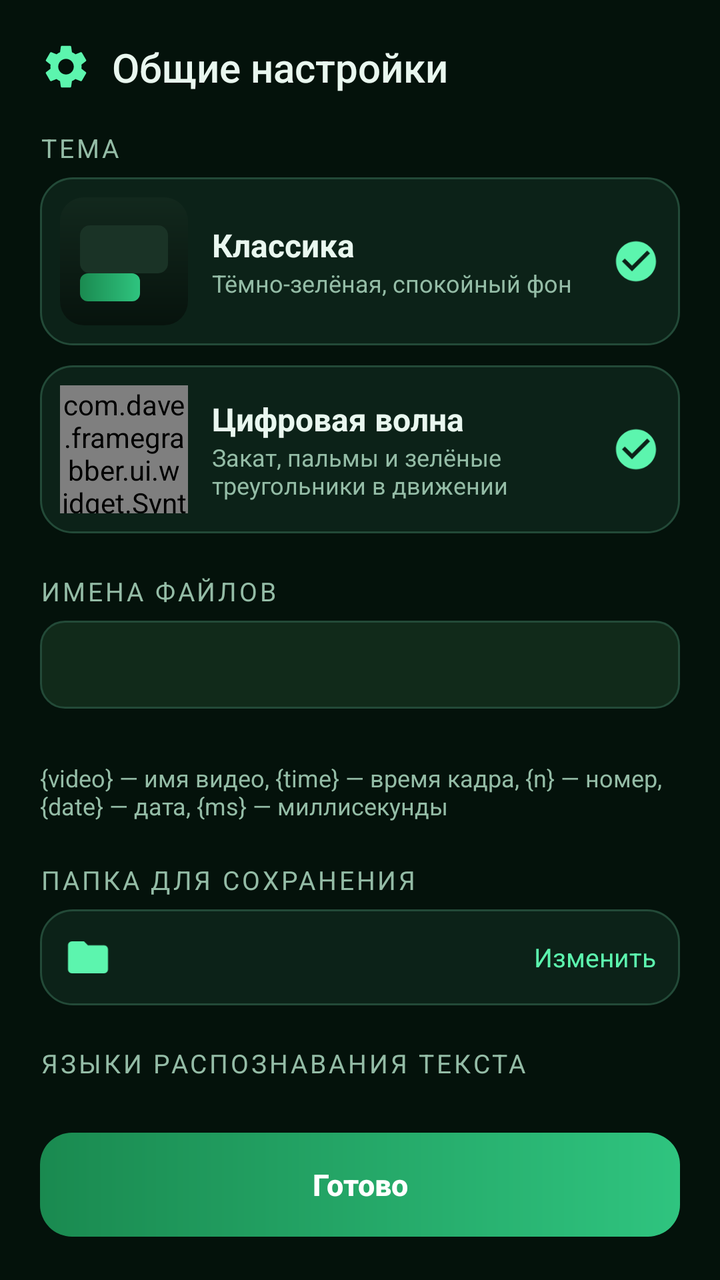
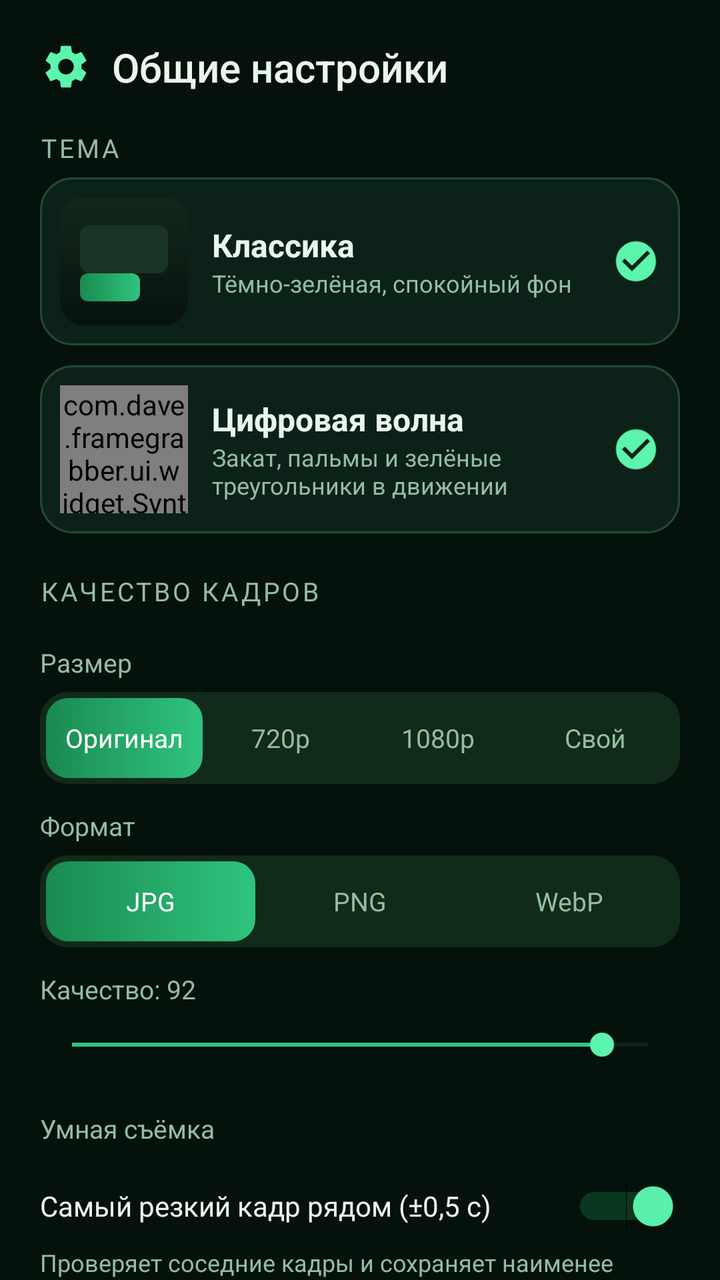

Two renders of the same Android screen: before a commit and after it. Below are the layout's source before the change and the commit's diff.
<!-- AndroidManifest.xml: application theme AppTheme -->
<!-- res/layout/dialog_settings.xml -->
<?xml version="1.0" encoding="utf-8"?>
<ScrollView xmlns:android="http://schemas.android.com/apk/res/android"
    android:layout_width="match_parent"
    android:layout_height="wrap_content"
    android:scrollbars="none">
<LinearLayout
    android:layout_width="match_parent"
    android:layout_height="wrap_content"
    android:orientation="vertical"
    android:padding="20dp">

    <LinearLayout
        android:layout_width="match_parent"
        android:layout_height="wrap_content"
        android:gravity="center_vertical"
        android:orientation="horizontal">
        <ImageView
            android:id="@+id/setIcon"
            android:layout_width="26dp"
            android:layout_height="26dp"
            android:src="@drawable/ic_settings"
            android:tint="@color/accent" />
        <TextView
            android:layout_width="wrap_content"
            android:layout_height="wrap_content"
            android:paddingStart="10dp"
            android:fontFamily="sans-serif-medium"
            android:text="Общие настройки"
            android:textColor="@color/text"
            android:textSize="20sp" />
    </LinearLayout>

    <TextView
        style="@style/Label"
        android:paddingTop="18dp"
        android:text="ТЕМА"
        android:letterSpacing="0.1" />

    
    <LinearLayout
        android:id="@+id/optClassic"
        android:layout_width="match_parent"
        android:layout_height="wrap_content"
        android:background="@drawable/bg_option"
        android:gravity="center_vertical"
        android:orientation="horizontal"
        android:padding="10dp"
        android:stateListAnimator="@animator/press_scale">
        <View
            android:layout_width="64dp"
            android:layout_height="64dp"
            android:background="@drawable/swatch_classic" />
        <LinearLayout
            android:layout_width="0dp"
            android:layout_height="wrap_content"
            android:layout_weight="1"
            android:orientation="vertical"
            android:paddingStart="12dp">
            <TextView
                android:layout_width="wrap_content"
                android:layout_height="wrap_content"
                android:text="Классика"
                android:textColor="@color/text"
                android:textSize="16sp"
                android:textStyle="bold" />
            <TextView
                android:layout_width="wrap_content"
                android:layout_height="wrap_content"
                android:text="Тёмно-зелёная, спокойный фон"
                android:textColor="@color/textDim"
                android:textSize="12sp" />
        </LinearLayout>
        <ImageView
            android:id="@+id/chkClassic"
            android:layout_width="24dp"
            android:layout_height="24dp"
            android:src="@drawable/ic_check"
            android:tint="@color/accent" />
    </LinearLayout>

    
    <LinearLayout
        android:id="@+id/optWave"
        android:layout_width="match_parent"
        android:layout_height="wrap_content"
        android:layout_marginTop="10dp"
        android:background="@drawable/bg_option"
        android:gravity="center_vertical"
        android:orientation="horizontal"
        android:padding="10dp"
        android:stateListAnimator="@animator/press_scale">
        <FrameLayout
            android:id="@+id/waveSwatch"
            android:layout_width="64dp"
            android:layout_height="64dp"
            android:background="@drawable/bg_thumb">
            <com.dave.framegrabber.ui.widget.SynthwaveView
                android:id="@+id/wavePreview"
                android:layout_width="match_parent"
                android:layout_height="match_parent" />
        </FrameLayout>
        <LinearLayout
            android:layout_width="0dp"
            android:layout_height="wrap_content"
            android:layout_weight="1"
            android:orientation="vertical"
            android:paddingStart="12dp">
            <TextView
                android:layout_width="wrap_content"
                android:layout_height="wrap_content"
                android:text="Цифровая волна"
                android:textColor="@color/text"
                android:textSize="16sp"
                android:textStyle="bold" />
            <TextView
                android:layout_width="wrap_content"
                android:layout_height="wrap_content"
                android:text="Закат, пальмы и зелёные треугольники в движении"
                android:textColor="@color/textDim"
                android:textSize="12sp" />
        </LinearLayout>
        <ImageView
            android:id="@+id/chkWave"
            android:layout_width="24dp"
            android:layout_height="24dp"
            android:src="@drawable/ic_check"
            android:tint="@color/accent" />
    </LinearLayout>

    
    <TextView
        style="@style/Label"
        android:paddingTop="20dp"
        android:letterSpacing="0.1"
        android:text="ИМЕНА ФАЙЛОВ" />
    <EditText
        android:id="@+id/editPattern"
        style="@style/Input"
        android:layout_width="match_parent"
        android:fontFamily="monospace"
        android:gravity="center_vertical"
        android:inputType="text"
        android:paddingStart="12dp"
        android:textSize="14sp" />
    <TextView
        android:id="@+id/txtPatternPreview"
        style="@style/SubHint"
        android:fontFamily="monospace"
        android:paddingTop="6dp" />
    <TextView
        style="@style/SubHint"
        android:paddingTop="4dp"
        android:text="{video} — имя видео, {time} — время кадра, {n} — номер, {date} — дата, {ms} — миллисекунды" />

    
    <TextView
        style="@style/Label"
        android:paddingTop="20dp"
        android:letterSpacing="0.1"
        android:text="ПАПКА ДЛЯ СОХРАНЕНИЯ" />
    <LinearLayout
        android:id="@+id/rowFolder"
        android:layout_width="match_parent"
        android:layout_height="wrap_content"
        android:background="@drawable/bg_option"
        android:gravity="center_vertical"
        android:orientation="horizontal"
        android:padding="12dp">
        <ImageView
            android:layout_width="24dp"
            android:layout_height="24dp"
            android:src="@drawable/ic_folder"
            android:tint="@color/accent" />
        <TextView
            android:id="@+id/txtFolder"
            android:layout_width="0dp"
            android:layout_height="wrap_content"
            android:layout_weight="1"
            android:paddingStart="10dp"
            android:textColor="@color/text"
            android:textSize="14sp" />
        <TextView
            android:layout_width="wrap_content"
            android:layout_height="wrap_content"
            android:text="Изменить"
            android:textColor="@color/accent"
            android:textSize="13sp" />
    </LinearLayout>

    
    <TextView
        style="@style/Label"
        android:paddingTop="20dp"
        android:letterSpacing="0.1"
        android:text="ЯЗЫКИ РАСПОЗНАВАНИЯ ТЕКСТА" />
    <LinearLayout
        android:id="@+id/ocrLangs"
        android:layout_width="match_parent"
        android:layout_height="wrap_content"
        android:orientation="vertical" />

    <Button
        android:id="@+id/btnDone"
        style="@style/BtnPrimary"
        android:layout_marginTop="20dp"
        android:text="Готово" />
</LinearLayout>
</ScrollView>
<!-- resources referenced by this layout -->
<resources>
  <color name="accent">#FF5CF5AE</color>
  <color name="text">#FFE9F7EF</color>
  <color name="textDim">#FF94BCA6</color>
  <!-- drawable bg_thumb (drawable) -->
  <?xml version="1.0" encoding="utf-8"?>
  <shape xmlns:android="http://schemas.android.com/apk/res/android" android:shape="rectangle">
      <solid android:color="#FF020805" />
      <corners android:radius="12dp" />
  </shape>
  <style name="SubHint">
          <item name="android:layout_width">match_parent</item>
          <item name="android:layout_height">wrap_content</item>
          <item name="android:textColor">@color/textDim</item>
          <item name="android:textSize">12sp</item>
      </style>
  <color name="stroke">#FF234A38</color>
  <color name="bg">#FF04120B</color>
  <color name="primary">#FF1A8A50</color>
  <color name="primaryBright">#FF2FC47F</color>
  <color name="surface2">#CC14301F</color>
  <color name="surface">#E00C2218</color>
  <!-- unchanged entries left out for length: 13 -->
</resources>

<!-- the commit's change to res/layout/dialog_settings.xml (unified diff, before → after) -->
@@ -132,6 +132,91 @@
         style="@style/Label"
         android:paddingTop="20dp"
         android:letterSpacing="0.1"
+        android:text="КАЧЕСТВО КАДРОВ" />
+    <TextView
+        style="@style/Label"
+        android:text="Размер" />
+
+    <RadioGroup
+        android:id="@+id/radioSize"
+        style="@style/SegmentGroup">
+        <RadioButton android:id="@+id/sizeOrig" style="@style/Segment" android:checked="true" android:text="Оригинал" />
+        <RadioButton android:id="@+id/size720" style="@style/Segment" android:text="720p" />
+        <RadioButton android:id="@+id/size1080" style="@style/Segment" android:text="1080p" />
+        <RadioButton android:id="@+id/sizeCustom" style="@style/Segment" android:text="Свой" />
+    </RadioGroup>
+
+    <LinearLayout
+        android:id="@+id/customSizeRow"
+        android:layout_width="match_parent"
+        android:layout_height="wrap_content"
+        android:gravity="center_vertical"
+        android:orientation="horizontal"
+        android:paddingTop="8dp"
+        android:visibility="gone">
+        <EditText
+            android:id="@+id/editW"
+            style="@style/Input"
+            android:layout_width="0dp"
+            android:layout_weight="1"
+            android:hint="Ширина"
+            android:inputType="number"
+            android:text="1920" />
+        <TextView
+            android:layout_width="wrap_content"
+            android:layout_height="wrap_content"
+            android:padding="8dp"
+            android:text="×"
+            android:textColor="@color/textDim" />
+        <EditText
+            android:id="@+id/editH"
+            style="@style/Input"
+            android:layout_width="0dp"
+            android:layout_weight="1"
+            android:hint="Высота"
+            android:inputType="number"
+            android:text="1080" />
+    </LinearLayout>
+
+    <TextView
+        style="@style/Label"
+        android:text="Формат" />
+
+    <RadioGroup
+        android:id="@+id/radioFormat"
+        style="@style/SegmentGroup">
+        <RadioButton android:id="@+id/fmtJpg" style="@style/Segment" android:checked="true" android:text="JPG" />
+        <RadioButton android:id="@+id/fmtPng" style="@style/Segment" android:text="PNG" />
+        <RadioButton android:id="@+id/fmtWebp" style="@style/Segment" android:text="WebP" />
+    </RadioGroup>
+
+    <TextView
+        android:id="@+id/txtQuality"
+        style="@style/Label"
+        android:text="Качество: 92" />
+
+    <SeekBar
+        android:id="@+id/seekQuality"
+        style="@style/Slider"
+        android:paddingTop="4dp"
+        android:max="100"
+        android:progress="92" />
+
+    <TextView style="@style/Label" android:text="Умная съёмка" />
+    <Switch
+        android:id="@+id/swSharpest"
+        style="@style/Toggle"
+        android:checked="true"
+        android:text="Самый резкий кадр рядом (±0,5 с)" />
+    <TextView
+        style="@style/SubHint"
+        android:text="Проверяет соседние кадры и сохраняет наименее смазанный. Помогает при движении." />
+
+    
+    <TextView
+        style="@style/Label"
+        android:paddingTop="20dp"
+        android:letterSpacing="0.1"
         android:text="ИМЕНА ФАЙЛОВ" />
     <EditText
         android:id="@+id/editPattern"
<!-- resource entries referenced after the edit -->
@@ -9,13 +9,75 @@
       <solid android:color="#FF020805" />
       <corners android:radius="12dp" />
   </shape>
+  <style name="Segment">
+          <item name="android:layout_width">0dp</item>
+          <item name="android:layout_height">wrap_content</item>
+          <item name="android:layout_weight">1</item>
+          <item name="android:minHeight">40dp</item>
+          <item name="android:button">@null</item>
+          <item name="android:background">@drawable/bg_segment</item>
+          <item name="android:gravity">center</item>
+          <item name="android:textColor">@color/segment_text</item>
+          <item name="android:textSize">13sp</item>
+          <item name="android:maxLines">1</item>
+          <item name="android:stateListAnimator">@animator/press_scale</item>
+      </style>
+  <style name="SegmentGroup">
+          <item name="android:layout_width">match_parent</item>
+          <item name="android:layout_height">wrap_content</item>
+          <item name="android:orientation">horizontal</item>
+          <item name="android:background">@drawable/bg_segment_group</item>
+          <item name="android:padding">3dp</item>
+      </style>
+  <style name="Slider">
+          <item name="android:layout_width">match_parent</item>
+          <item name="android:layout_height">wrap_content</item>
+          <item name="android:progressTint">@color/primaryBright</item>
+          <item name="android:progressBackgroundTint">@color/stroke</item>
+          <item name="android:thumbTint">@color/accent</item>
+          <item name="android:paddingTop">12dp</item>
+          <item name="android:paddingBottom">12dp</item>
+      </style>
   <style name="SubHint">
           <item name="android:layout_width">match_parent</item>
           <item name="android:layout_height">wrap_content</item>
           <item name="android:textColor">@color/textDim</item>
           <item name="android:textSize">12sp</item>
       </style>
+  <style name="Toggle">
+          <item name="android:layout_width">match_parent</item>
+          <item name="android:layout_height">wrap_content</item>
+          <item name="android:minHeight">44dp</item>
+          <item name="android:textColor">@color/text</item>
+          <item name="android:textSize">14sp</item>
+          <item name="android:thumbTint">@color/switch_thumb</item>
+          <item name="android:trackTint">@color/switch_track</item>
+          <item name="android:paddingTop">4dp</item>
+      </style>
   <color name="stroke">#FF234A38</color>
+  <!-- drawable bg_segment (drawable) -->
+  <?xml version="1.0" encoding="utf-8"?>
+  <selector xmlns:android="http://schemas.android.com/apk/res/android"
+      android:enterFadeDuration="180" android:exitFadeDuration="180">
+      <item android:state_checked="true">
+          <shape android:shape="rectangle">
+              <gradient android:angle="0" android:startColor="@color/primary" android:endColor="@color/primaryBright" />
+              <corners android:radius="11dp" />
+          </shape>
+      </item>
+      <item>
+          <shape android:shape="rectangle">
+              <solid android:color="#00000000" />
+              <corners android:radius="11dp" />
+          </shape>
+      </item>
+  </selector>
+  <!-- drawable bg_segment_group (drawable) -->
+  <?xml version="1.0" encoding="utf-8"?>
+  <shape xmlns:android="http://schemas.android.com/apk/res/android" android:shape="rectangle">
+      <solid android:color="@color/surface2" />
+      <corners android:radius="14dp" />
+  </shape>
   <color name="bg">#FF04120B</color>
   <color name="primary">#FF1A8A50</color>
   <color name="primaryBright">#FF2FC47F</color>
